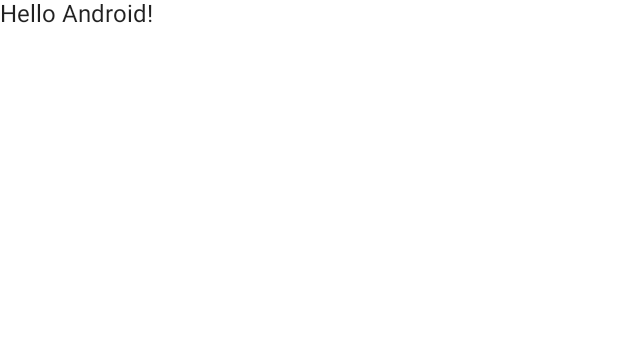
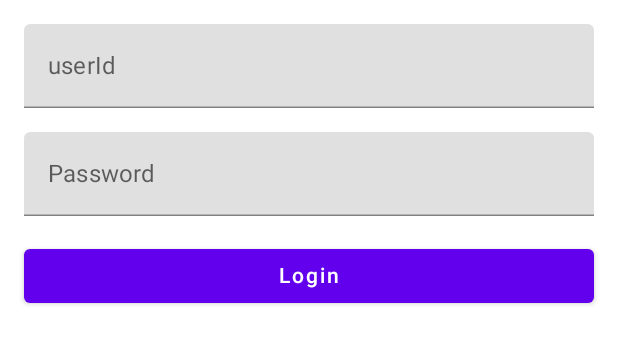
Before and after one commit to SwisBMQc/Sim, an Android app built with Jetpack Compose: the @Preview function DefaultPreview, on a phone screen of 412 x 824 dp. Shown: the top 344 px of the screen. Run offline under Robolectric (Android 15) with nearby library versions, the phone set to English and light mode, and no system bars.

Commit message:
登录页面init

```diff
--- a/sim-android/app/src/main/java/com/sy/im/MainActivity.kt
+++ b/sim-android/app/src/main/java/com/sy/im/MainActivity.kt
@@ -1,16 +1,21 @@
 package com.sy.im
 
 import android.os.Bundle
+import android.util.Log
 import androidx.activity.ComponentActivity
 import androidx.activity.compose.setContent
-import androidx.compose.foundation.layout.fillMaxSize
-import androidx.compose.material.MaterialTheme
-import androidx.compose.material.Surface
-import androidx.compose.material.Text
+import androidx.compose.foundation.layout.*
+import androidx.compose.material.*
 import androidx.compose.runtime.Composable
+import androidx.compose.runtime.mutableStateOf
+import androidx.compose.runtime.remember
+import androidx.compose.ui.Alignment
 import androidx.compose.ui.Modifier
+import androidx.compose.ui.unit.dp
 import androidx.compose.ui.tooling.preview.Preview
+import com.sy.im.client.IMSClientBootstrap
 import com.sy.im.ui.theme.SimandroidTheme
+import com.sy.im.ulit.IMSConfig.APP_STATUS_FOREGROUND
 
 class MainActivity : ComponentActivity() {
     override fun onCreate(savedInstanceState: Bundle?) {
@@ -22,22 +27,63 @@
                     modifier = Modifier.fillMaxSize(),
                     color = MaterialTheme.colors.background
                 ) {
-                    Greeting("Android")
+                    LoginScreen()
                 }
             }
         }
     }
 }
 
+
 @Composable
-fun Greeting(name: String) {
-    Text(text = "Hello $name!")
+fun LoginScreen() {
+    val userId = remember { mutableStateOf("") }
+    val password = remember { mutableStateOf("") }
+
+    Column(
+        modifier = Modifier.padding(16.dp),
+        verticalArrangement = Arrangement.Center,
+        horizontalAlignment = Alignment.CenterHorizontally
+    ) {
+        TextField(
+            value = userId.value,
+            onValueChange = { userId.value = it },
+            label = { Text("userId") },
+            modifier = Modifier.fillMaxWidth()
+        )
+        Spacer(modifier = Modifier.height(16.dp))
+        TextField(
+            value = password.value,
+            onValueChange = { password.value = it },
+            label = { Text("Password") },
+            modifier = Modifier.fillMaxWidth()
+        )
+        Spacer(modifier = Modifier.height(16.dp))
+        Button(
+            onClick = { performLogin(userId.value, password.value) },
+            modifier = Modifier.fillMaxWidth()
+        ) {
+            Text("Login")
+        }
+    }
 }
+
+fun performLogin(userId: String, password: String) {
+    // 在此处执行登录逻辑
+    Log.i("sim","username: $userId, password: $password")
+
+    val token = "token_$userId";
+    val hosts = "[{\"host\":\"127.0.0.1\", \"port\":9000}]";
+    IMSClientBootstrap.getInstance().init(userId,token,hosts,APP_STATUS_FOREGROUND) //应用在前台标识为0
+
+}
+
+
 
 @Preview(showBackground = true)
 @Composable
 fun DefaultPreview() {
     SimandroidTheme {
-        Greeting("Android")
+        LoginScreen()
     }
 }
--- a/sim-android/im_lib/build.gradle
+++ b/sim-android/im_lib/build.gradle
@@ -21,13 +21,13 @@
         }
     }
     compileOptions {
-        sourceCompatibility JavaVersion.VERSION_1_8
-        targetCompatibility JavaVersion.VERSION_1_8
+        sourceCompatibility JavaVersion.VERSION_11
+        targetCompatibility JavaVersion.VERSION_11
     }
 }
 
 dependencies {
-
+    implementation fileTree(include: ['*.jar'], dir: 'libs')
     implementation 'androidx.appcompat:appcompat:1.4.1'
     implementation 'com.google.android.material:material:1.5.0'
     testImplementation 'junit:junit:4.13.2'
--- a/sim-android/im_lib/src/main/java/com/sy/im/client/IMSClientBootstrap.java
+++ b/sim-android/im_lib/src/main/java/com/sy/im/client/IMSClientBootstrap.java
@@ -58,7 +58,7 @@
     }
 
     private CopyOnWriteArrayList<String> convertHosts(String hosts) {
-        if (!StringUtil.isNullOrEmpty(hosts)){
+        if (hosts != null && hosts.length()>0){
             // 拆解成json数组
             JSONArray hostArray = JSONArray.parseArray(hosts);
             if (null != hostArray && hostArray.size() > 0) {
```
Also changed, not shown: sim-android/app/build.gradle (+8 -3 lines), 2 other files.
